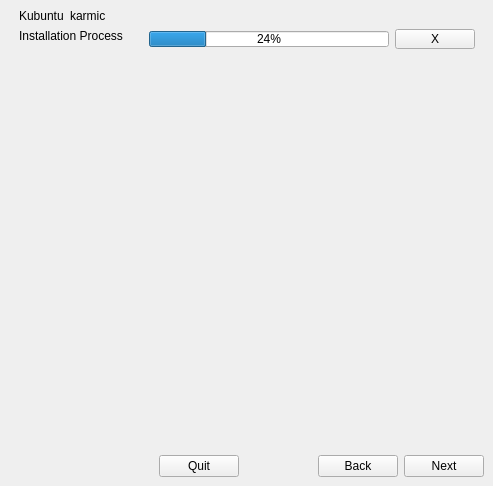
This is gui/qt/app.ui in chenhan1218/ubiquity as Qt 5 draws it before an edit. The edited form follows.
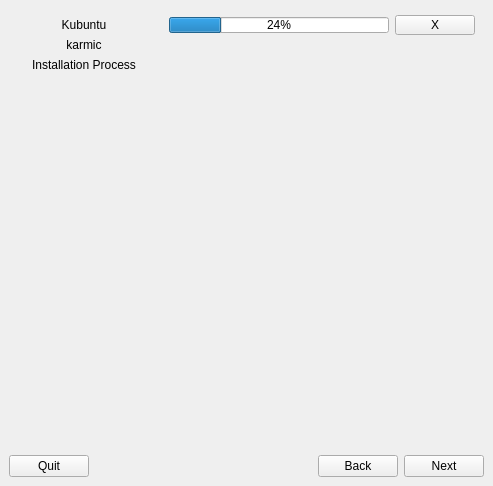
This is the edited form.

Commit message: Move title labels to sidebar, move quit button to bottom-left corner

Patch:
```diff
--- a/gui/qt/app.ui
+++ b/gui/qt/app.ui
@@ -18,10 +18,10 @@
     <property name="spacing">
      <number>0</number>
     </property>
-    <item row="1" column="0">
-     <widget class="QWidget" name="steps_widget" native="true">
+    <item row="0" column="0" rowspan="2">
+     <widget class="QWidget" name="sidebar_widget" native="true">
       <property name="sizePolicy">
-       <sizepolicy hsizetype="Minimum" vsizetype="Preferred">
+       <sizepolicy hsizetype="Fixed" vsizetype="Preferred">
         <horstretch>0</horstretch>
         <verstretch>0</verstretch>
        </sizepolicy>
@@ -32,27 +32,114 @@
         <height>0</height>
        </size>
       </property>
-      <layout class="QVBoxLayout" name="verticalLayout_5">
-       <property name="rightMargin">
+      <layout class="QVBoxLayout" name="verticalLayout_3">
+       <property name="margin">
         <number>0</number>
        </property>
        <item>
-        <spacer name="verticalSpacer">
-         <property name="orientation">
-          <enum>Qt::Vertical</enum>
+        <widget class="QWidget" name="sidebar_header_widget" native="true">
+         <layout class="QVBoxLayout" name="verticalLayout_4">
+          <item>
+           <widget class="QLabel" name="distro_name_label">
+            <property name="text">
+             <string>Kubuntu</string>
+            </property>
+            <property name="scaledContents">
+             <bool>false</bool>
+            </property>
+            <property name="alignment">
+             <set>Qt::AlignHCenter|Qt::AlignTop</set>
+            </property>
+           </widget>
+          </item>
+          <item>
+           <widget class="QLabel" name="distro_release_label">
+            <property name="text">
+             <string>karmic</string>
+            </property>
+            <property name="alignment">
+             <set>Qt::AlignHCenter|Qt::AlignTop</set>
+            </property>
+           </widget>
+          </item>
+          <item>
+           <widget class="QLabel" name="install_process_label">
+            <property name="text">
+             <string>Installation Process</string>
+            </property>
+            <property name="alignment">
+             <set>Qt::AlignHCenter|Qt::AlignTop</set>
+            </property>
+           </widget>
+          </item>
+         </layout>
+        </widget>
+       </item>
+       <item>
+        <widget class="QWidget" name="steps_widget" native="true">
+         <property name="sizePolicy">
+          <sizepolicy hsizetype="Minimum" vsizetype="Preferred">
+           <horstretch>0</horstretch>
+           <verstretch>0</verstretch>
+          </sizepolicy>
          </property>
-         <property name="sizeHint" stdset="0">
+         <property name="minimumSize">
           <size>
-           <width>20</width>
-           <height>40</height>
+           <width>150</width>
+           <height>0</height>
           </size>
          </property>
-        </spacer>
+         <layout class="QVBoxLayout" name="verticalLayout_5">
+          <property name="rightMargin">
+           <number>0</number>
+          </property>
+          <item>
+           <spacer name="verticalSpacer">
+            <property name="orientation">
+             <enum>Qt::Vertical</enum>
+            </property>
+            <property name="sizeHint" stdset="0">
+             <size>
+              <width>20</width>
+              <height>40</height>
+             </size>
+            </property>
+           </spacer>
+          </item>
+         </layout>
+        </widget>
+       </item>
+       <item>
+        <layout class="QHBoxLayout" name="horizontalLayout">
+         <item>
+          <widget class="QPushButton" name="quit">
+           <property name="text">
+            <string>Quit</string>
+           </property>
+           <property name="autoDefault">
+            <bool>true</bool>
+           </property>
+          </widget>
+         </item>
+         <item>
+          <spacer name="horizontalSpacer">
+           <property name="orientation">
+            <enum>Qt::Horizontal</enum>
+           </property>
+           <property name="sizeHint" stdset="0">
+            <size>
+             <width>40</width>
+             <height>20</height>
+            </size>
+           </property>
+          </spacer>
+         </item>
+        </layout>
        </item>
       </layout>
      </widget>
     </item>
-    <item row="1" column="1">
+    <item row="1" column="2">
      <widget class="QStackedWidget" name="pageMode">
       <property name="currentIndex">
        <number>0</number>
@@ -90,16 +177,6 @@
               <property name="margin">
                <number>0</number>
               </property>
-              <item>
-               <widget class="QPushButton" name="quit">
-                <property name="text">
-                 <string>Quit</string>
-                </property>
-                <property name="autoDefault">
-                 <bool>true</bool>
-                </property>
-               </widget>
-              </item>
               <item>
                <spacer name="horizontalSpacer_5">
                 <property name="orientation">
@@ -162,7 +239,7 @@
       </widget>
      </widget>
     </item>
-    <item row="0" column="0" colspan="2">
+    <item row="0" column="1" colspan="2">
      <widget class="QWidget" name="widget_4" native="true">
       <layout class="QGridLayout" name="gridLayout_5">
        <property name="leftMargin">
@@ -189,35 +266,6 @@
           <property name="bottomMargin">
            <number>0</number>
           </property>
-          <item>
-           <widget class="QLabel" name="distro_name_label">
-            <property name="text">
-             <string>Kubuntu</string>
-            </property>
-            <property name="scaledContents">
-             <bool>false</bool>
-            </property>
-            <property name="alignment">
-             <set>Qt::AlignBottom|Qt::AlignLeading|Qt::AlignLeft</set>
-            </property>
-            <property name="indent">
-             <number>0</number>
-            </property>
-           </widget>
-          </item>
-          <item>
-           <widget class="QLabel" name="distro_release_label">
-            <property name="text">
-             <string>karmic</string>
-            </property>
-            <property name="alignment">
-             <set>Qt::AlignBottom|Qt::AlignLeading|Qt::AlignLeft</set>
-            </property>
-            <property name="indent">
-             <number>0</number>
-            </property>
-           </widget>
-          </item>
           <item>
            <spacer name="horizontalSpacer_13">
             <property name="orientation">
@@ -243,41 +291,6 @@
           <property name="bottomMargin">
            <number>0</number>
           </property>
-          <item>
-           <widget class="QLabel" name="install_process_label">
-            <property name="minimumSize">
-             <size>
-              <width>0</width>
-              <height>20</height>
-             </size>
-            </property>
-            <property name="text">
-             <string>Installation Process</string>
-            </property>
-            <property name="alignment">
-             <set>Qt::AlignLeading|Qt::AlignLeft|Qt::AlignTop</set>
-            </property>
-            <property name="indent">
-             <number>0</number>
-            </property>
-           </widget>
-          </item>
-          <item>
-           <spacer name="horizontalSpacer_3">
-            <property name="orientation">
-             <enum>Qt::Horizontal</enum>
-            </property>
-            <property name="sizeType">
-             <enum>QSizePolicy::Maximum</enum>
-            </property>
-            <property name="sizeHint" stdset="0">
-             <size>
-              <width>20</width>
-              <height>16</height>
-             </size>
-            </property>
-           </spacer>
-          </item>
           <item>
            <widget class="QProgressBar" name="progressBar">
             <property name="maximumSize">
```
Left out of the diff: 6 changed lines with no effect on the pictures.
